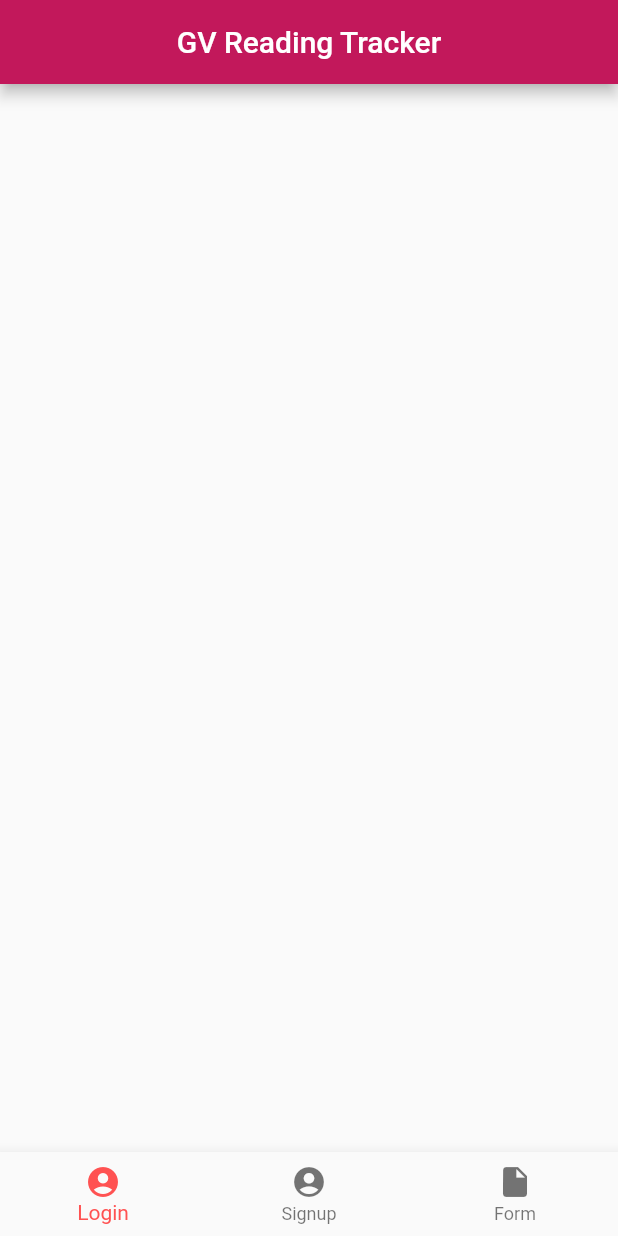
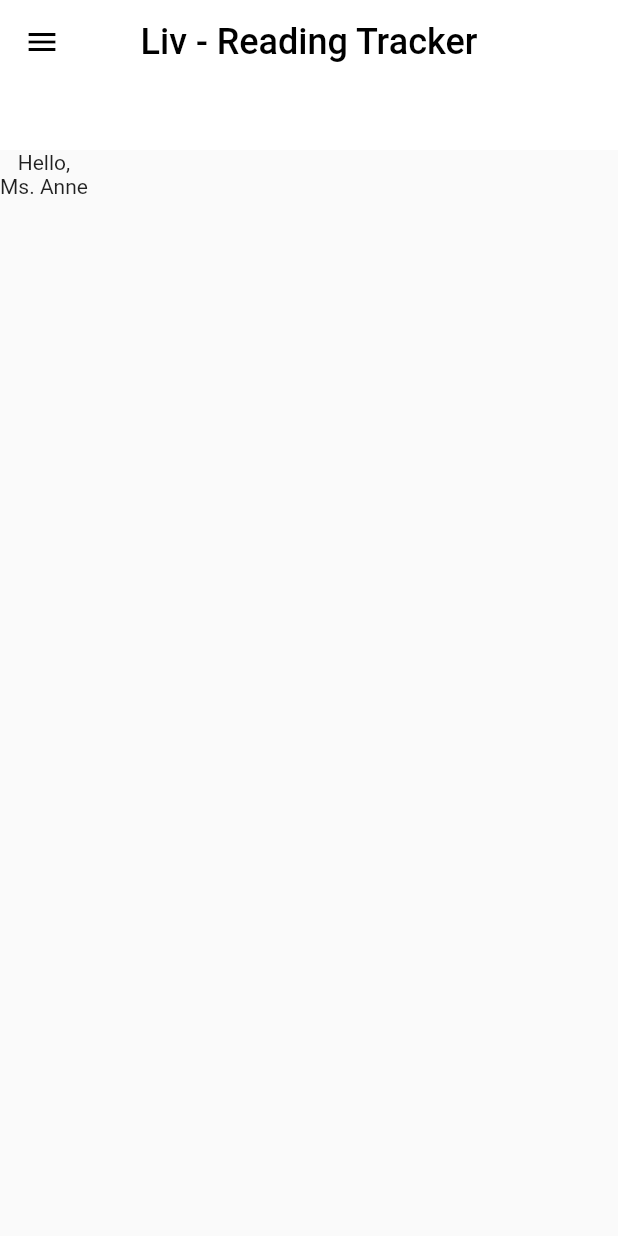
Before and after one commit to gapolli/Liv, a Flutter app: the screen it shows after launch, on a phone screen of 412 x 824 dp. Run offline on Flutter 3.47's test engine with Material 2 defaults, Android fonts, the phone set to English and light mode, and no system bars.

Commit message:
Added a CustomAppBar widget

```diff
--- a/lib/ReadingTracker.dart
+++ b/lib/ReadingTracker.dart
@@ -1,192 +1,22 @@
 import 'package:flutter/material.dart';
+import './widgets/CustomAppBar.dart';
 
-class ReadingTracker extends StatefulWidget {
-  @override
-  State<StatefulWidget> createState() {
-    return new _BottomNavigationBar();
-  }
-}
-
-class _BottomNavigationBar extends State<ReadingTracker> {
-  int _currentPage;
-  var _pages;
-
-  @override
-  void initState() {
-    super.initState();
-
-    _currentPage = 0;
-    _pages = [generateLoginView(), generateSignupView(), GenerateFormView()];
-  }
+class ReadingTracker extends StatelessWidget {
+  static const String _title = 'Liv - Reading Tracker';
 
   @override
   Widget build(BuildContext context) {
     return MaterialApp(
-      title: "GV Reading Tracker",
+      title: _title,
+      debugShowCheckedModeBanner: false,
       home: Scaffold(
-        body: Center(
-          child: _pages.elementAt(_currentPage),
-        ),
-        appBar: AppBar(
-          title: const Text("GV Reading Tracker"),
-          centerTitle: true,
-          backgroundColor: Colors.pink[700],
-        ),
-        bottomNavigationBar: BottomNavigationBar(
-          items: [
-            BottomNavigationBarItem(
-                icon: Icon(Icons.account_circle), title: const Text('Login')),
-            BottomNavigationBarItem(
-                icon: Icon(Icons.account_circle), title: const Text('Signup')),
-            BottomNavigationBarItem(
-                icon: Icon(Icons.insert_drive_file), title: const Text('Form'))
-          ],
-          fixedColor: Colors.redAccent,
-          currentIndex: _currentPage,
-          onTap: (int index) {
-            setState(() {
-              _currentPage = index;
-            });
-          },
+        appBar: CustomAppBar(title: _title),
+        body: SafeArea(
+          child: Column(
+            children: [const Text("Hello,"), const Text("Ms. Anne")],
+          ),
         ),
       ),
     );
   }
 }
-
-Widget generateLoginView() {
-  return Center();
-}
-
-Widget generateSignupView() {
-  return Center();
-}
-
-class GenerateFormView extends StatefulWidget {
-  @override
-  State<StatefulWidget> createState() {
-    return new _GenerateFormView();
-  }
-}
-
-class _GenerateFormView extends State<GenerateFormView> {
-  final GlobalKey<FormState> _formKey = new GlobalKey<FormState>();
-  bool _newsletter = false;
-  Map _genres = {'horror': false, 'drama': false, 'romance': false};
-
-  @override
-  Widget build(BuildContext context) {
-    return Container(
-      padding: EdgeInsets.all(15.0),
-      child: Form(
-        key: _formKey,
-        child: Column(
-          mainAxisAlignment: MainAxisAlignment.center,
-          crossAxisAlignment: CrossAxisAlignment.center,
-          children: <Widget>[
-            TextFormField(
-              validator: (value) {
-                if (value.isEmpty) return 'Please enter some text';
-
-                return null;
-              },
-              decoration: const InputDecoration(
-                icon: Icon(Icons.person),
-                hintText: 'What do people call you?',
-                labelText: 'Name *',
-              ),
-            ),
-            TextFormField(
-              validator: (value) {
-                if (value.isEmpty) return 'Please enter some text';
-
-                if (!value.contains('@'))
-                  return "Please, insert a valid email address";
-
-                return null;
-              },
-              decoration: const InputDecoration(
-                icon: Icon(Icons.email),
-                hintText: 'Your email address',
-                labelText: 'E-mail *',
-              ),
-            ),
-            SwitchListTile(
-              title: const Text('Reading Tracker newslatter'),
-              value: _newsletter,
-              onChanged: (bool val) => setState(() => _newsletter = val),
-            ),
-            Container(
-              margin: EdgeInsets.all(15),
-              child: const Text(
-                'Choose the genres you like',
-                style: TextStyle(fontSize: 18, color: Colors.black54),
-              ),
-            ),
-            Row(
-              children: <Widget>[
-                Row(
-                  children: <Widget>[
-                    Checkbox(
-                      value: _genres['horror'],
-                      onChanged: (bool value) {
-                        setState(() {
-                          _genres['horror'] = value;
-                        });
-                      },
-                    ),
-                    Text("Horror"),
-                  ],
-                ),
-                Row(
-                  children: <Widget>[
-                    Checkbox(
-                      value: _genres['drama'],
-                      onChanged: (bool value) {
-                        setState(() {
-                          _genres['drama'] = value;
-                        });
-                      },
-                    ),
-                    Text("Drama"),
-                  ],
-                ),
-                Row(
-                  children: <Widget>[
-                    Checkbox(
-                      value: _genres['romance'],
-                      onChanged: (bool value) {
-                        setState(() {
-                          _genres['romance'] = value;
-                        });
-                      },
-                    ),
-                    const Text("Romance"),
-                  ],
-                ),
-              ],
-            ),
-            Container(
-              margin: EdgeInsets.all(30.0),
-              child: RaisedButton(
-                color: Colors.pink[600],
-                onPressed: () {
-                  if (_formKey.currentState.validate())
-                    Scaffold.of(context).showSnackBar(
-                        SnackBar(content: Text('Processing Data')));
-                },
-                child: const Text(
-                  'Submit',
-                  style: TextStyle(
-                    fontWeight: FontWeight.bold,
-                    color: Colors.white70,
-                  ),
-                ),
-              ),
-            )
-          ],
-        ),
-      ),
-    );
-  }
-}
--- /dev/null
+++ b/lib/widgets/CustomAppBar.dart
@@ -0,0 +1,35 @@
+import 'package:flutter/material.dart';
+
+class CustomAppBar extends StatelessWidget implements PreferredSizeWidget {
+  const CustomAppBar({
+    Key key,
+    @required String title,
+  })  : _title = title,
+        super(key: key);
+
+  @override
+  Size get preferredSize => const Size.fromHeight(100);
+
+  final String _title;
+
+  @override
+  Widget build(BuildContext context) {
+    return AppBar(
+      elevation: 0,
+      title: Text(
+        _title,
+        style: TextStyle(
+          color: Colors.black,
+          fontSize: 24,
+        ),
+      ),
+      backgroundColor: Colors.white,
+      centerTitle: true,
+      leading: IconButton(
+        icon: Icon(Icons.menu),
+        color: Colors.black,
+        onPressed: () {},
+      ),
+    );
+  }
+}
```
